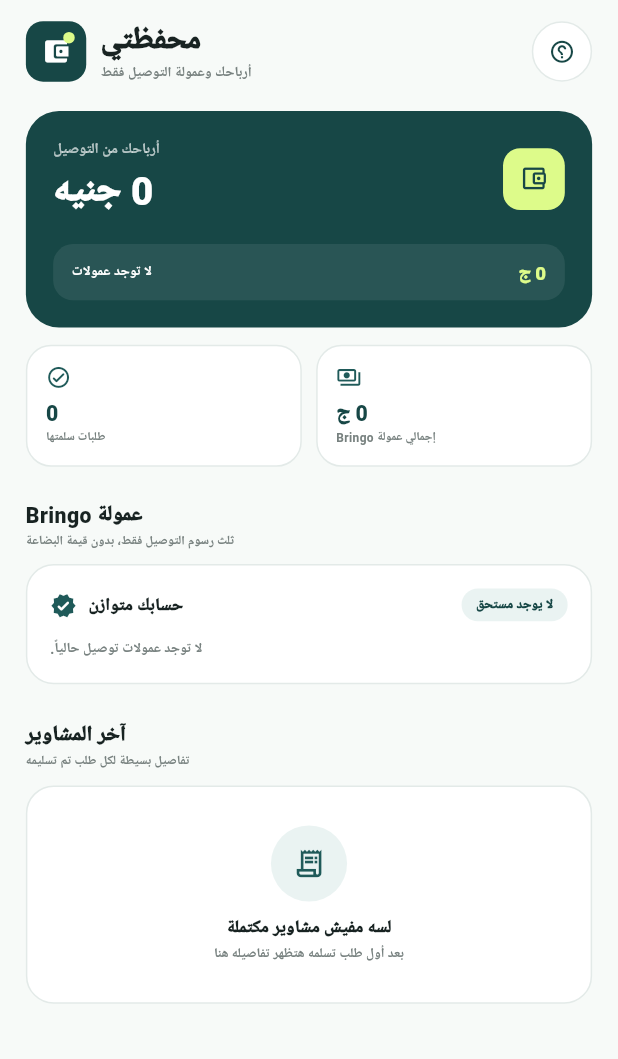
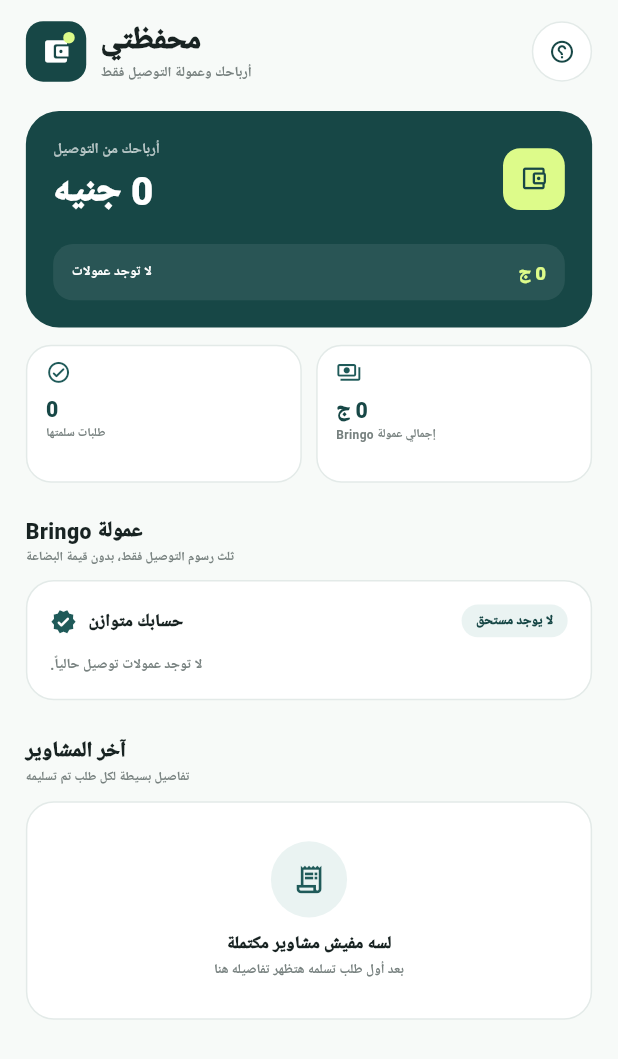
Before and after one commit to omargadelkareem/bringo-driver-app, a Flutter app: the DriverWalletScreen screen opened directly, on a phone screen of 412 x 824 dp. Shown: the top 1059 px of the screen. Run offline on Flutter 3.47's test engine with Material 3 defaults, Android fonts, the phone set to English and light mode, and no system bars; our stand-ins replace firebase_core, firebase_database, flutter_local_notifications, flutter_screenutil, get_storage, go_router and 2 more; accounts and stored records are empty; Roboto replaces fonts that are missing (Cairo).

Commit message:
Fix wallet summary RenderFlex overflow on small screens

```diff
--- a/lib/features/wallet/driver_wallet_screen.dart
+++ b/lib/features/wallet/driver_wallet_screen.dart
@@ -404,8 +404,8 @@
     required String value,
   }) {
     return Container(
-      height: 92.h,
-      padding: EdgeInsets.all(13.w),
+      constraints: BoxConstraints(minHeight: 104.h),
+      padding: EdgeInsets.symmetric(horizontal: 13.w, vertical: 10.h),
       decoration: BoxDecoration(
         color: Colors.white,
         borderRadius: BorderRadius.circular(19.r),
@@ -415,9 +415,11 @@
         crossAxisAlignment: CrossAxisAlignment.end,
         children: [
           Icon(icon, color: teal, size: 19.sp),
-          const Spacer(),
+          SizedBox(height: 7.h),
           Text(
             value,
+            maxLines: 1,
+            overflow: TextOverflow.ellipsis,
             style: GoogleFonts.cairo(
               color: darkTeal,
               fontSize: 16.sp,
@@ -426,7 +428,8 @@
           ),
           Text(
             title,
-            maxLines: 1,
+            maxLines: 2,
+            overflow: TextOverflow.ellipsis,
             style: GoogleFonts.cairo(
               color: textGrey,
               fontSize: 9.sp,
```
